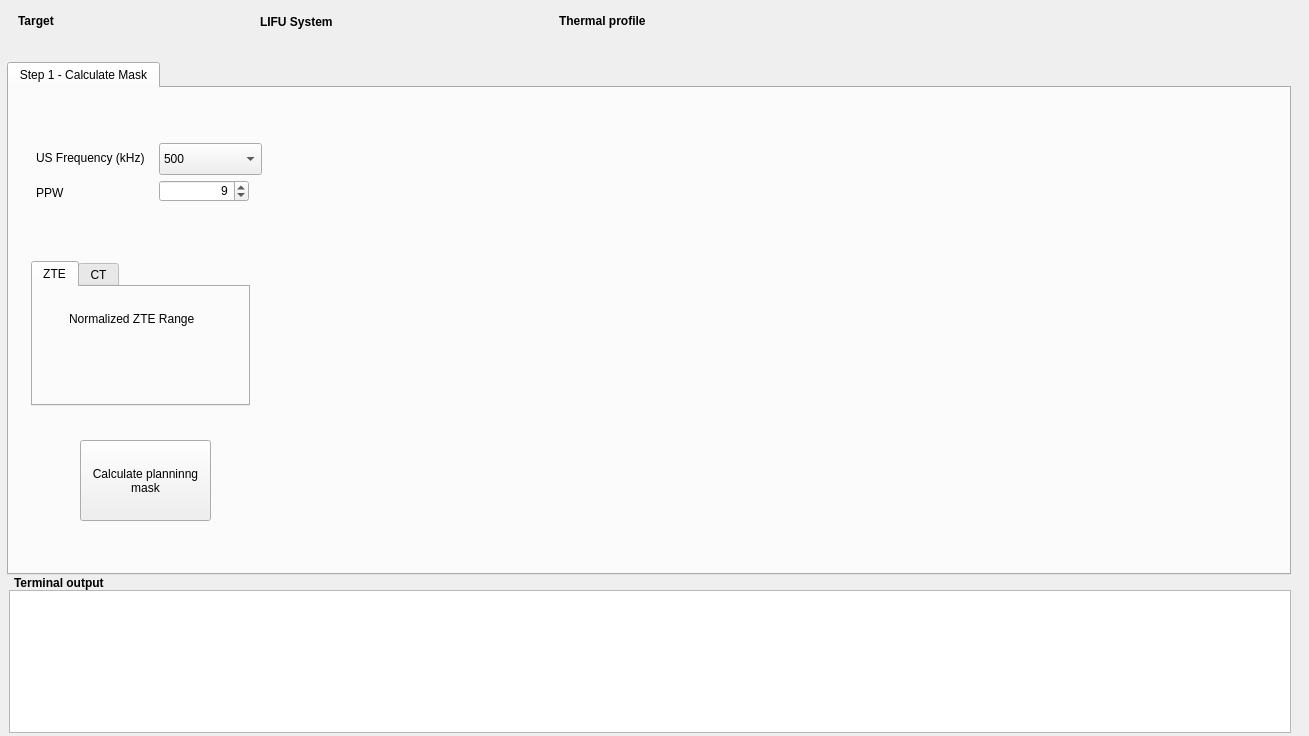
ProteusMRIgHIFU/BabelBrain, file BabelBrain/form.ui: the form before one commit.
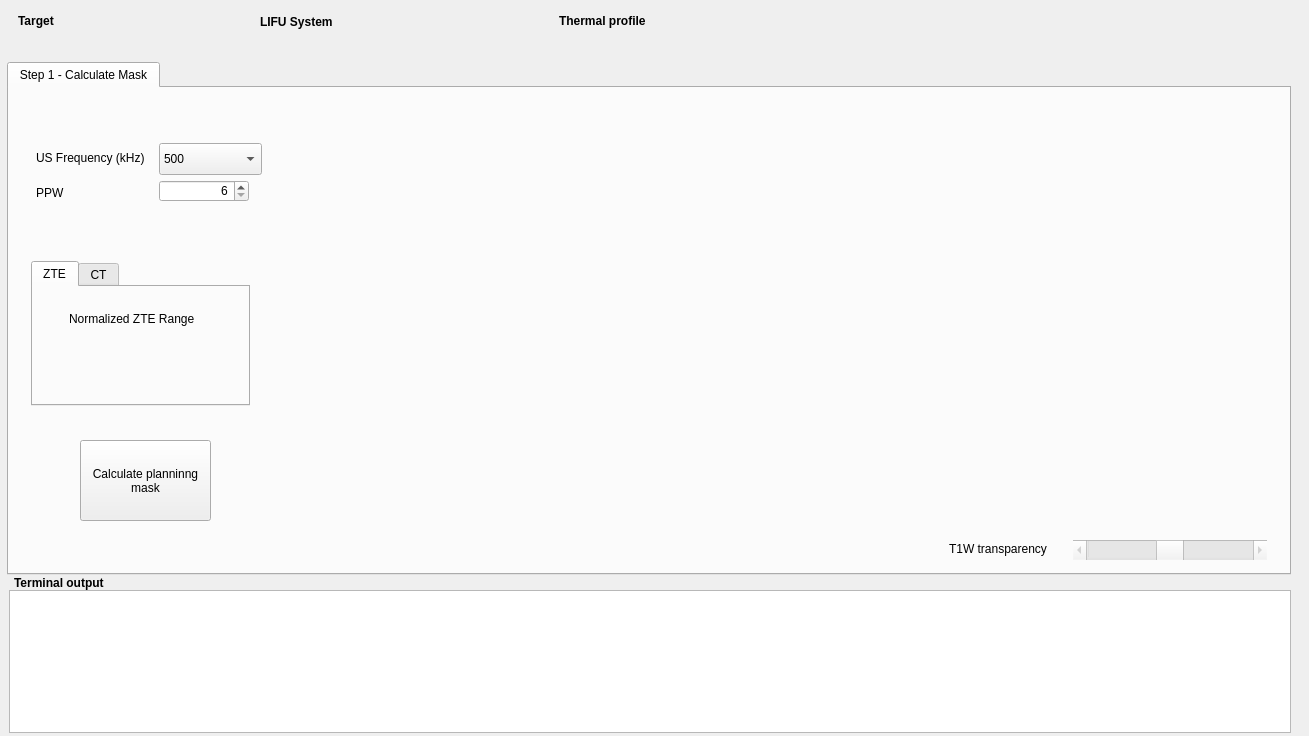
The form after the commit.

The edit to the form file:
```diff
--- a/BabelBrain/form.ui
+++ b/BabelBrain/form.ui
@@ -141,7 +141,7 @@
       <double>1.000000000000000</double>
      </property>
      <property name="value">
-      <double>9.000000000000000</double>
+      <double>6.000000000000000</double>
      </property>
     </widget>
     <widget class="QWidget" name="USMask" native="true">
@@ -262,6 +262,41 @@
       </widget>
      </widget>
     </widget>
+    <widget class="QScrollBar" name="TransparencyScrollBar">
+     <property name="enabled">
+      <bool>false</bool>
+     </property>
+     <property name="geometry">
+      <rect>
+       <x>1064</x>
+       <y>452</y>
+       <width>194</width>
+       <height>20</height>
+      </rect>
+     </property>
+     <property name="maximum">
+      <number>100</number>
+     </property>
+     <property name="value">
+      <number>50</number>
+     </property>
+     <property name="orientation">
+      <enum>Qt::Horizontal</enum>
+     </property>
+    </widget>
+    <widget class="QLabel" name="label_6">
+     <property name="geometry">
+      <rect>
+       <x>940</x>
+       <y>451</y>
+       <width>115</width>
+       <height>20</height>
+      </rect>
+     </property>
+     <property name="text">
+      <string>T1W transparency</string>
+     </property>
+    </widget>
    </widget>
   </widget>
   <widget class="QTextBrowser" name="outputTerminal">
```
